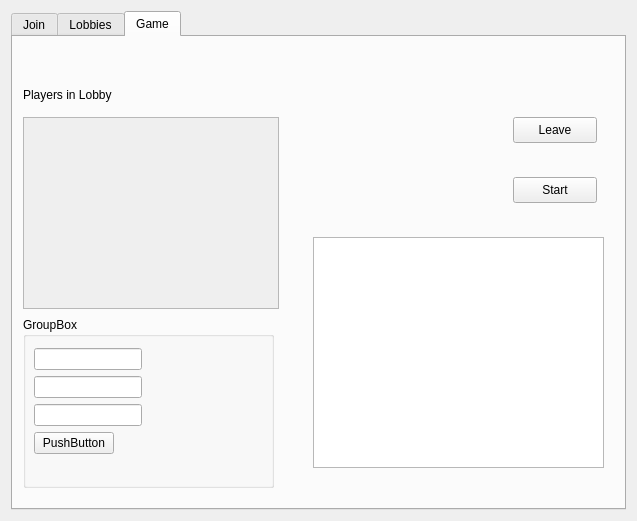
The window that ClientGui/mywidget.ui (homoglobina/ProjektSK2.2) describes before a commit, drawn with Qt 5.
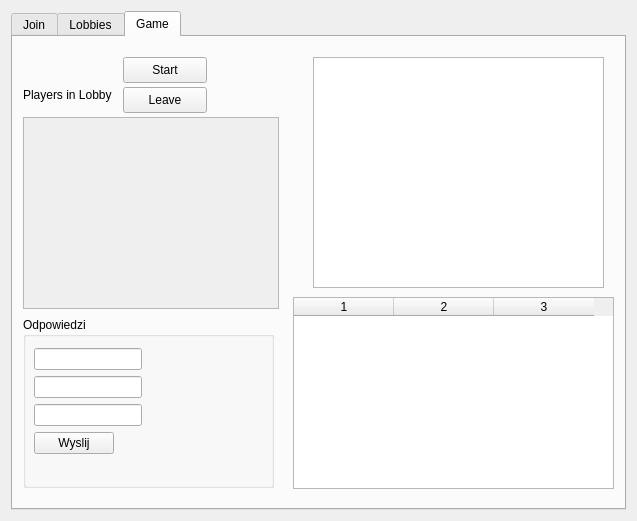
The same window after the commit.

```diff
--- a/ClientGui/mywidget.ui
+++ b/ClientGui/mywidget.ui
@@ -200,8 +200,8 @@
       <widget class="QPushButton" name="leaveButton">
        <property name="geometry">
         <rect>
-         <x>500</x>
-         <y>80</y>
+         <x>110</x>
+         <y>50</y>
          <width>84</width>
          <height>26</height>
         </rect>
@@ -226,8 +226,8 @@
       <widget class="QPushButton" name="startGameButton">
        <property name="geometry">
         <rect>
-         <x>500</x>
-         <y>140</y>
+         <x>110</x>
+         <y>20</y>
          <width>84</width>
          <height>26</height>
         </rect>
@@ -240,7 +240,7 @@
        <property name="geometry">
         <rect>
          <x>300</x>
-         <y>200</y>
+         <y>20</y>
          <width>291</width>
          <height>231</height>
         </rect>
@@ -256,7 +256,7 @@
         </rect>
        </property>
        <property name="title">
-        <string>GroupBox</string>
+        <string>Odpowiedzi</string>
        </property>
        <widget class="QWidget" name="formLayoutWidget">
         <property name="geometry">
@@ -280,13 +280,29 @@
          <item row="3" column="0">
           <widget class="QPushButton" name="sendAnswersButton">
            <property name="text">
-            <string>PushButton</string>
+            <string>Wyslij</string>
            </property>
           </widget>
          </item>
         </layout>
        </widget>
       </widget>
+      <widget class="QTableWidget" name="scoreTable">
+       <property name="geometry">
+        <rect>
+         <x>280</x>
+         <y>260</y>
+         <width>321</width>
+         <height>192</height>
+        </rect>
+       </property>
+       <property name="columnCount">
+        <number>3</number>
+       </property>
+       <column/>
+       <column/>
+       <column/>
+      </widget>
      </widget>
     </widget>
    </item>
```
